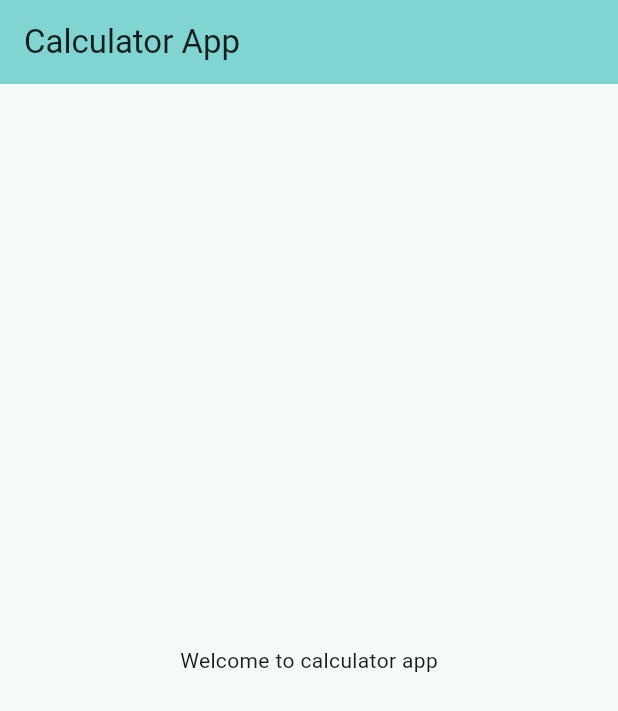
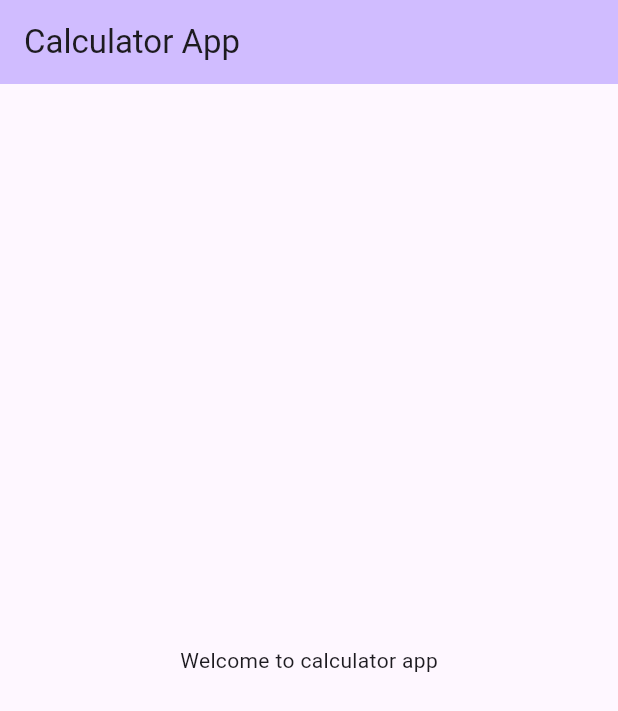
Before and after one commit to Sahil-pillania/calculator_flutter, a Flutter app: the screen it shows after launch, on a phone screen of 412 x 824 dp. Shown: the top 711 px of the screen. Run offline on Flutter 3.47's test engine with Material 3 defaults, Android fonts, the phone set to English and light mode, and no system bars.

Commit message:
Added theme color

```diff
--- a/lib/app.dart
+++ b/lib/app.dart
@@ -9,11 +9,7 @@ class MyApp extends StatelessWidget {
   Widget build(BuildContext context) {
     return MaterialApp(
       title: 'Calculator application',
-      theme: ThemeData(
-        colorScheme:
-            ColorScheme.fromSeed(seedColor: Color.fromARGB(255, 2, 250, 246)),
-        useMaterial3: true,
-      ),
+      theme: ThemeData(primarySwatch: Colors.deepOrange),
       home: const MyHomePage(title: 'Calculator App'),
     );
   }
```
